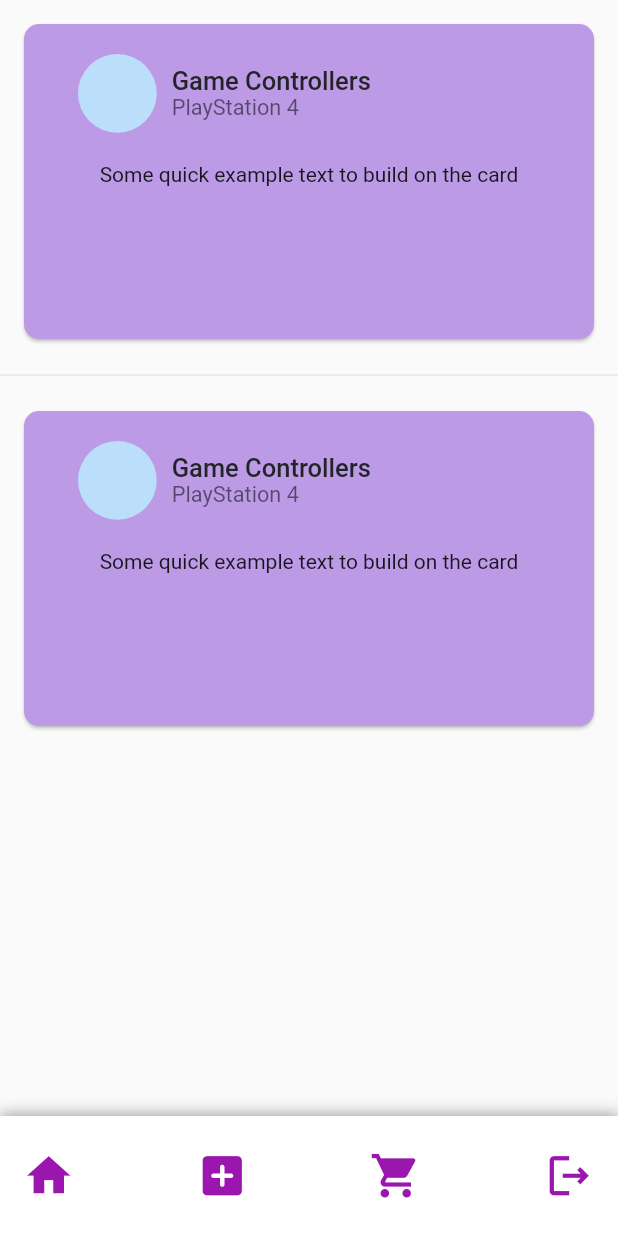
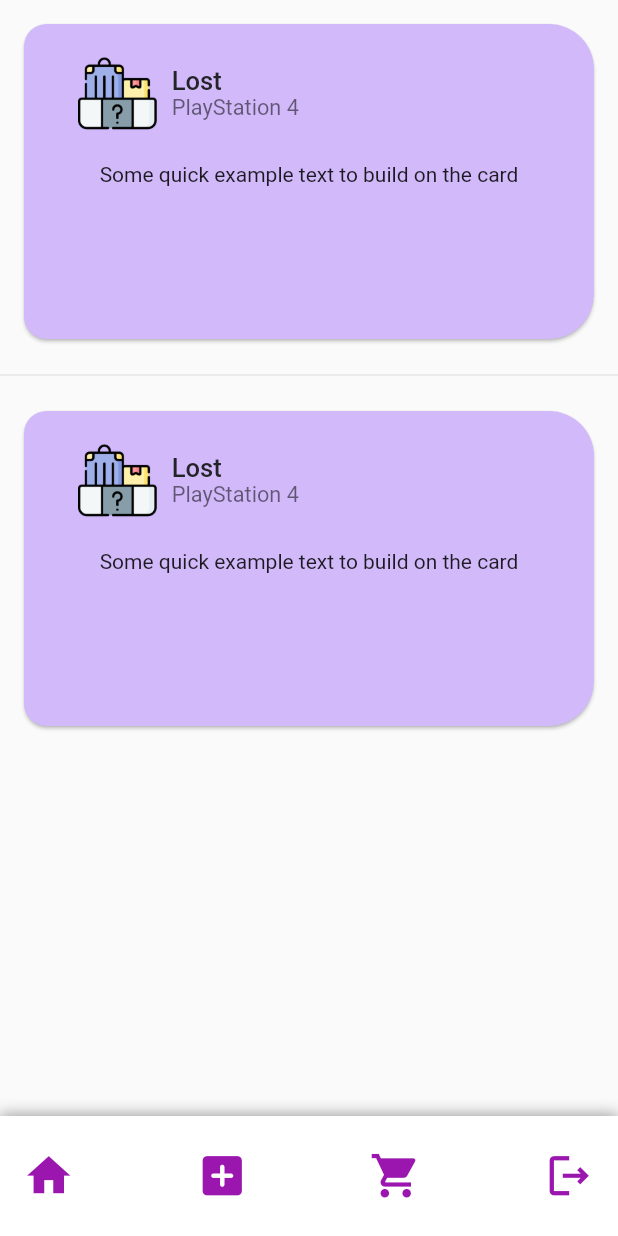
Before and after one commit to mariam-929/capstone-project, a Flutter app: the lostFound screen opened directly, on a phone screen of 412 x 824 dp. Run offline on Flutter 3.47's test engine with Material 2 defaults, Android fonts, the phone set to English and light mode, and no system bars; drawn by our look-alikes of getwidget; our stand-ins replace cached_network_image, cloud_firestore, email_validator, firebase_auth, firebase_core, firebase_storage and 6 more; missing offline and left inert: dart:ffi, dart:html; accounts and stored records are empty.

Commit message:
modified itemlisting page

```diff
--- a/lib/screens/lostFound.dart
+++ b/lib/screens/lostFound.dart
@@ -3,6 +3,7 @@ import 'package:flutter/material.dart';
 import '../constraints/items.dart';
 import '../widgets/HomeBottomBar.dart';
 import 'itemDetails.dart';
+
 import 'package:getwidget/getwidget.dart';
 import 'package:cached_network_image/cached_network_image.dart';
 
@@ -13,16 +14,24 @@ class lostFound extends StatelessWidget {
       body: ListView.separated(
         itemCount: 2,
         itemBuilder: (context, index) {
-          return GFCard(
-            color: Color.fromARGB(255, 188, 154, 230),
-            borderRadius: BorderRadius.circular(10),
+          return const GFCard(
+            color: Color.fromARGB(255, 209, 185, 250),
+             borderRadius: BorderRadius.horizontal(
+                    left: Radius.circular(15),
+                    right: Radius.circular(30),
+                  ),
             height: 210,
             //boxFit: BoxFit.cover,
             titlePosition: GFPosition.start,
             //showOverlayImage: true,
             title: GFListTile(
-              avatar: GFAvatar(),
-              titleText: 'Game Controllers',
+              avatar: GFAvatar(
+                backgroundImage: AssetImage('assets/lost-and-found.png'),
+
+                shape: GFAvatarShape.square,
+                backgroundColor: Color.fromARGB(255, 209, 185, 250),
+              ),
+              titleText: 'Lost',
               subTitleText: 'PlayStation 4',
             ),
             content: Text("Some quick example text to build on the card"),
--- a/lib/widgets/HomeBottomBar.dart
+++ b/lib/widgets/HomeBottomBar.dart
@@ -51,7 +51,7 @@ class HomeBottomBar extends StatelessWidget {
           InkWell(
             onTap: () {
               Navigator.push(context,
-                  MaterialPageRoute(builder: (context) => lostFound()));
+                  MaterialPageRoute(builder: (context) => ItemListing()));
             },
             child: Icon(
               Icons.shopping_cart,
```
Also changed, not shown: lib/screens/ItemListing.dart (+25 -29 lines), assets/location.png (added), assets/logo.jpg (deleted), assets/logo.png (deleted), assets/lost-and-found.png (added).
